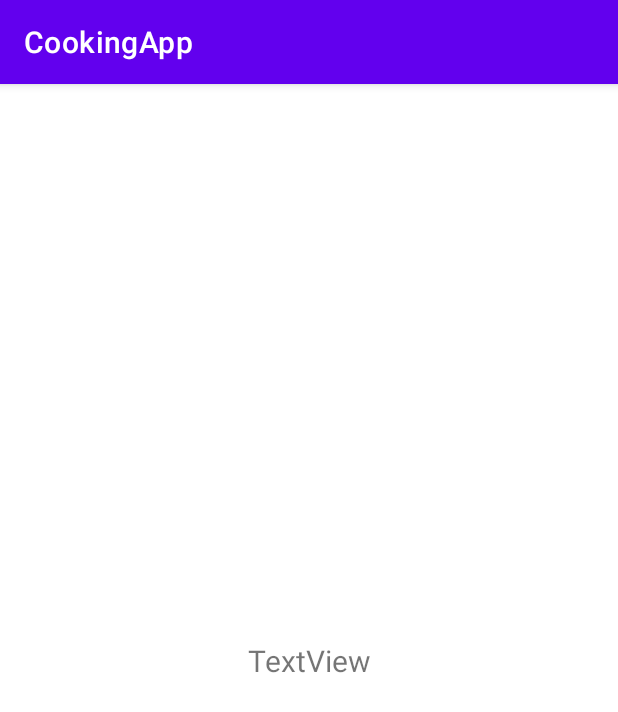
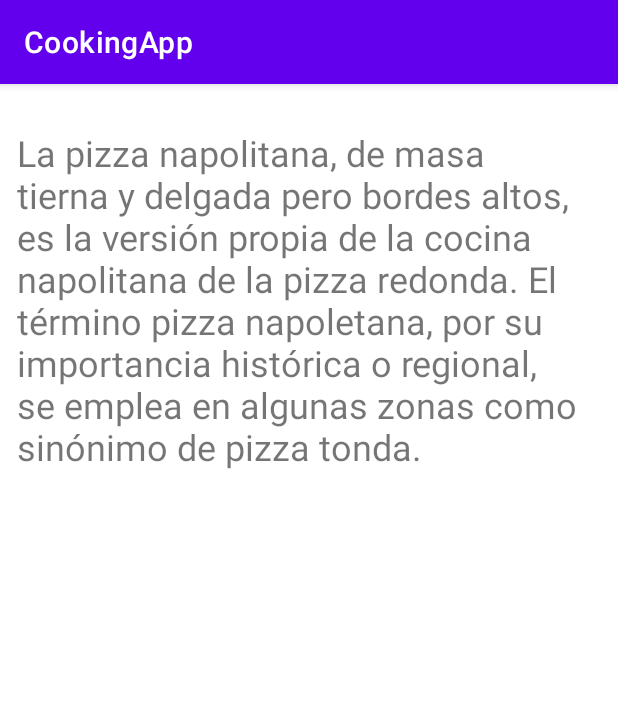
Before and after one commit to nicolasbortoni/CookingApp, an Android app: the RecyclerViewFragment screen opened through its navigation route, after a tap on "Pizza napolitana", on a phone screen of 412 x 824 dp. Shown: the top 712 px of the screen. Run offline under Robolectric (Android 15) with nearby library versions, the phone set to English and light mode, and no system bars.

Commit message:
Navegacion completa-Funcionalidad completa-

```diff
--- a/app/build.gradle
+++ b/app/build.gradle
@@ -2,6 +2,7 @@ plugins {
     id 'com.android.application'
     id 'org.jetbrains.kotlin.android'
     id "androidx.navigation.safeargs"
+    id("kotlin-parcelize")
 }
 
 android {
--- a/app/src/main/java/com/utn/cookingapp/entities/Recipe.kt
+++ b/app/src/main/java/com/utn/cookingapp/entities/Recipe.kt
@@ -1,5 +1,10 @@
 package com.utn.cookingapp.entities
 
-class Recipe(var uid : String,var name : String,var author : String, var receta : String)
+import android.os.Parcelable
+import kotlinx.android.parcel.Parcelize
+
+
+@Parcelize
+class Recipe(var uid : String,var name : String,var author : String, var receta : String) : Parcelable
 {
 }
--- a/app/src/main/java/com/utn/cookingapp/entities/RecipeRepository.kt
+++ b/app/src/main/java/com/utn/cookingapp/entities/RecipeRepository.kt
@@ -4,11 +4,20 @@ class RecipeRepository {
     var recipeRepository : MutableList<Recipe> = mutableListOf()
 
     init {
-        recipeRepository.add(Recipe("112","Salsa Bologñesa","Pedro","sdfsfasd"))
-        recipeRepository.add(Recipe("113","Pan de masa madre","Pedro","sdfsfasd"))
-        recipeRepository.add(Recipe("114","Pizza napolitana","Pedro","sdfsfasd"))
-        recipeRepository.add(Recipe("115","Lasagna","Pedro","sdfsfasd"))
-        recipeRepository.add(Recipe("116","Pastel de papa","Pedro","sdfsfasd"))
+        recipeRepository.add(Recipe("112","Salsa Bologñesa","Pedro","La boloñesa o bolognesa es una salsa muy comúnmente usada para acompañar pastas o a la típica polenta. Es una salsa espesa, de color marrón-rojo, muy empleada en las comarcas cercanas a Bolonia."))
+        recipeRepository.add(Recipe("113","Pan de masa madre","Juan","La masa madre es un pan elaborado mediante la fermentación de masa utilizando lactobacilaceas silvestres y levadura. El ácido láctico de la fermentación imparte un sabor amargo y mejora las cualidades de conservación."))
+        recipeRepository.add(Recipe("114","Pizza napolitana","Tomi","La pizza napolitana, de masa tierna y delgada pero bordes altos, es la versión propia de la cocina napolitana de la pizza redonda. El término pizza napoletana, por su importancia histórica o regional, se emplea en algunas zonas como sinónimo de pizza tonda."))
+        recipeRepository.add(Recipe("115","Lasagna","Teo","La lasaña es un tipo de pasta. Se suele servir en láminas superpuestas intercaladas con capas de ingredientes al gusto, más frecuentemente carne en salsa boloñesa y bechamel. Su origen es italiano y el plato preparado usualmente con carne suele llamarse lasaña al horno."))
+        recipeRepository.add(Recipe("116","Wok","Ailin","El wok (kuo en el idioma mandarín) es un utensilio de cocina originario de China. Podríamos decir que es una especie de sartén ligera, redonda, profunda y con asas. El tamaño medio suele ser de 30 cm o más de diámetro. Suele estar hecha de acero, hierro fundido e incluso se encuentran ejemplares de aluminio."))
+        recipeRepository.add(Recipe("117","Asado","Mica","El asado, barbacoa, parrilla o parrillada es una técnica de cocción mediante la cual, los alimentos son expuestos al calor de fuego o brasas para que se cocinen lentamente. El calor se transmite gradualmente al alimento, que por lo general está suspendido sobre el fuego o cerca de las brasas."))
+        recipeRepository.add(Recipe("118","Chipá","Alan","Chipa o chipá es un vocablo que proviene del guaraní. Según la grafía actual, en guaraní está palabra se escribe «chipa» y se pronuncia parecido a [shipá]. Este es un alimento cuya preparación más tradicional es a base de almidón/fécula de mandioca y queso semiduro."))
+        recipeRepository.add(Recipe("119","Volcancitos","Ale","Coulant, fondant o volcán es un conocido postre de chocolate patentado por el chef Francés Michel Bras en 1981 en su restaurante de Laguiole, en la meseta de l'Aubrac, al suroeste de Francia. Se presenta como pequeño bizcocho de chocolate con el interior fundido. "))
+        recipeRepository.add(Recipe("120","Bizcochuelo","Juan","El bizcocho, queque o torta es un pan dulce cuya miga es elástica y esponjosa, y su corteza es fina, tostada pero nada dura, y que es una masa básica de la repostería, pues sirve de base para innumerables tartas."))
+        recipeRepository.add(Recipe("121","Fideos","Nico","Los fideos, a veces conocidos por su nombre en inglés, noodles, son un tipo de pasta con forma alargada."))
+        recipeRepository.add(Recipe("122","Estofado","Rubén","Un estofado es un proceso culinario de cocción de un alimento, el cual es sometido a fuego lento en un recipiente cerrado. El guiso realizado mediante esta técnica culinaria evita la evaporación manteniendo gran parte de los jugos iniciales y reteniendo de esta forma los sabores y aromas de los alimentos cocinados."))
+        recipeRepository.add(Recipe("123","Milanesa","Sofia","La milanesa es un filete, normalmente de carne vacuna, rebozado, que se cocina frito o al horno. Por extensión, se llama milanesa a cualquier rebanada de un ingrediente rebozado y cocido de cierta manera."))
+        recipeRepository.add(Recipe("124","Locro","Leila","El locro es una especie de guiso de origen prehispánico y preincaico, típico de varios pueblos andinos, a base de zapallo, maíz (especialmente blanco) y papas, originario del área de la cordillera de los Andes, en Argentina, Perú, Chile, Ecuador, Bolivia, Paraguay y el suroccidente colombiano."))
+        recipeRepository.add(Recipe("125","Guiso de lentejas","Andrea","Egipcios, fenicios y griegos confiaron en estas legumbres como reserva en tiempos de escasez de trigo. Los antiguos judíos las valoraban tanto, que Esaú fue capaz de vender su primogenitura por un plato de reconstituyentes lentejas."))
     }
 
     fun getRecipes() : MutableList<Recipe>{
--- a/app/src/main/java/com/utn/cookingapp/fragments/DetailFragment.kt
+++ b/app/src/main/java/com/utn/cookingapp/fragments/DetailFragment.kt
@@ -6,10 +6,16 @@ import androidx.fragment.app.Fragment
 import android.view.LayoutInflater
 import android.view.View
 import android.view.ViewGroup
+import android.widget.TextView
 import com.utn.cookingapp.R
+import com.utn.cookingapp.entities.Recipe
 import com.utn.cookingapp.viewmodels.DetailViewModel
 
 class DetailFragment : Fragment() {
+
+    private lateinit var v : View
+    private lateinit var txtRecipe : TextView
+    private lateinit var recipe : Recipe
 
     companion object {
         fun newInstance() = DetailFragment()
@@ -21,7 +27,16 @@ class DetailFragment : Fragment() {
         inflater: LayoutInflater, container: ViewGroup?,
         savedInstanceState: Bundle?
     ): View? {
-        return inflater.inflate(R.layout.detail_fragment, container, false)
+        v = inflater.inflate(R.layout.detail_fragment, container, false)
+        txtRecipe = v.findViewById(R.id.txtRecipe)
+        return v
+    }
+
+    override fun onStart() {
+        super.onStart()
+
+        recipe = DetailFragmentArgs.fromBundle(requireArguments()).recipeMsg
+        txtRecipe.text = recipe.receta
     }
 
     override fun onActivityCreated(savedInstanceState: Bundle?) {
--- a/app/src/main/java/com/utn/cookingapp/fragments/RecyclerViewFragment.kt
+++ b/app/src/main/java/com/utn/cookingapp/fragments/RecyclerViewFragment.kt
@@ -51,7 +51,7 @@ class RecyclerViewFragment : Fragment() {
         }
     }
     fun onItemClick(pos : Int){
-        val action = RecyclerViewFragmentDirections.actionRecyclerViewFragmentToDetailFragment()
+        val action = RecyclerViewFragmentDirections.actionRecyclerViewFragmentToDetailFragment(recipeRepository.getRecipes()[pos])
         v.findNavController().navigate(action)
     }
 
--- a/app/src/main/res/layout/detail_fragment.xml
+++ b/app/src/main/res/layout/detail_fragment.xml
@@ -8,11 +8,12 @@
     tools:context=".fragments.DetailFragment">
 
     <TextView
-        android:id="@+id/txtView"
-        android:layout_width="wrap_content"
-        android:layout_height="wrap_content"
+        android:id="@+id/txtRecipe"
+        android:layout_width="0dp"
+        android:layout_height="0dp"
+        android:layout_margin="10dp"
         android:text="TextView"
-        android:textSize="20sp"
+        android:textSize="24sp"
         app:layout_constraintBottom_toBottomOf="parent"
         app:layout_constraintEnd_toEndOf="parent"
         app:layout_constraintStart_toStartOf="parent"
--- a/app/src/main/res/layout/recipe_item.xml
+++ b/app/src/main/res/layout/recipe_item.xml
@@ -6,7 +6,8 @@
     android:layout_width="match_parent"
     android:layout_height="wrap_content"
     android:layout_margin="10dp"
-    android:elevation="2dp">
+    android:elevation="2dp"
+    app:cardCornerRadius="8dp">
 
     <androidx.constraintlayout.widget.ConstraintLayout
         android:layout_width="match_parent"
@@ -17,7 +18,7 @@
             android:layout_width="wrap_content"
             android:layout_height="wrap_content"
             android:text="TextView"
-            android:textSize="20sp"
+            android:textSize="24sp"
             app:layout_constraintBottom_toBottomOf="parent"
             app:layout_constraintEnd_toEndOf="parent"
             app:layout_constraintStart_toStartOf="parent"
--- a/app/src/main/res/navigation/navfile.xml
+++ b/app/src/main/res/navigation/navfile.xml
@@ -27,5 +27,9 @@
         android:id="@+id/detailFragment"
         android:name="com.utn.cookingapp.fragments.DetailFragment"
         android:label="detail_fragment"
-        tools:layout="@layout/detail_fragment" />
+        tools:layout="@layout/detail_fragment" >
+        <argument
+            android:name="recipeMsg"
+            app:argType="com.utn.cookingapp.entities.Recipe" />
+    </fragment>
 </navigation>
```
